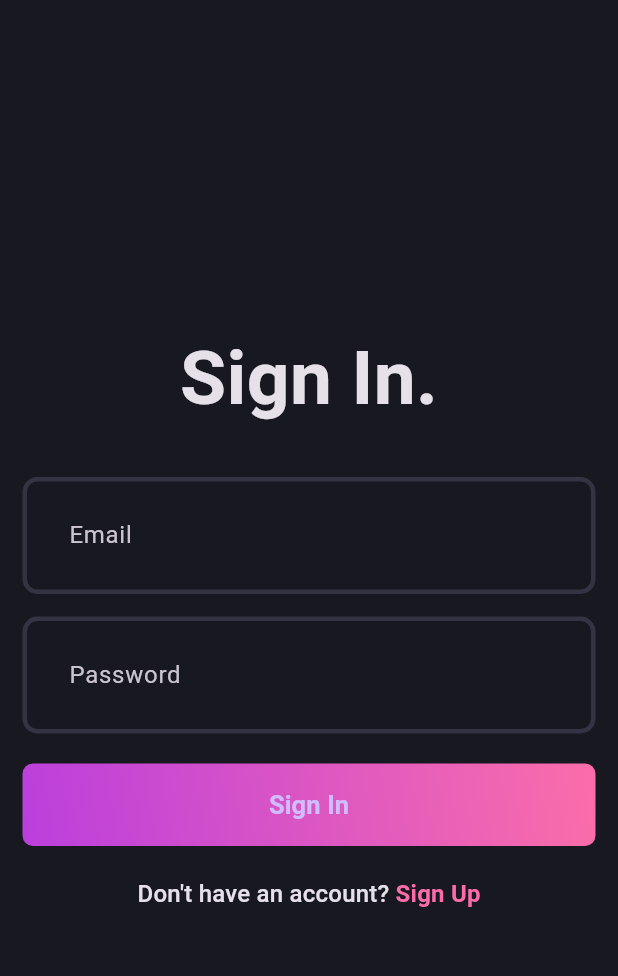
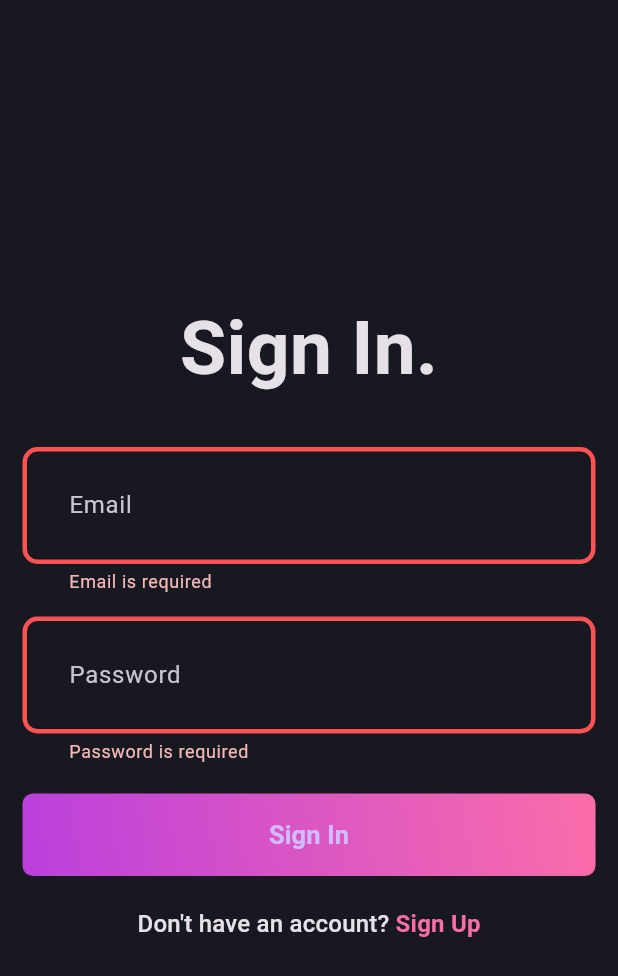
Before and after one commit to ThaeNandarSeint/Blog-App, a Flutter app: the screen it shows after launch, after a tap on "Sign In", on a phone screen of 412 x 824 dp. Shown: the top 976 px of the screen. Run offline on Flutter 3.47's test engine with Material 3 defaults, Android fonts, the phone set to English and light mode, and no system bars; our stand-ins replace flutter_bloc, flutter_dotenv, fpdart, get_it, supabase_flutter; accounts and stored records are empty.

Commit message:
login with state management

```diff
--- /dev/null
+++ b/lib/features/auth/data/models/user_model.dart
@@ -0,0 +1,13 @@
+import 'package:blog_app/features/auth/domain/entities/user.dart';
+
+class UserModel extends User {
+  UserModel({required super.id, required super.name, required super.email});
+
+  factory UserModel.fromJson(Map<String, dynamic> map) {
+    return UserModel(
+      id: map['id'] ?? '',
+      name: map['name'] ?? '',
+      email: map['email'] ?? '',
+    );
+  }
+}
--- /dev/null
+++ b/lib/features/auth/domain/entities/user.dart
@@ -0,0 +1,7 @@
+class User {
+  final String id;
+  final String name;
+  final String email;
+
+  User({required this.id, required this.name, required this.email});
+}
--- a/lib/features/auth/domain/repositories/auth_repository.dart
+++ b/lib/features/auth/domain/repositories/auth_repository.dart
@@ -1,14 +1,15 @@
+import 'package:blog_app/features/auth/domain/entities/user.dart';
 import 'package:fpdart/fpdart.dart';
 import 'package:blog_app/core/error/app_failure.dart';
 
 abstract interface class AuthRepository {
-  Future<Either<AppFailure, String>> register({
+  Future<Either<AppFailure, User>> register({
     required String name,
     required String email,
     required String password,
   });
 
-  Future<Either<AppFailure, String>> login({
+  Future<Either<AppFailure, User>> login({
     required String email,
     required String password,
   });
--- /dev/null
+++ b/lib/features/auth/domain/usecases/login.dart
@@ -0,0 +1,22 @@
+import 'package:blog_app/core/error/app_failure.dart';
+import 'package:blog_app/core/interfaces/usecase.dart';
+import 'package:blog_app/features/auth/domain/entities/user.dart';
+import 'package:blog_app/features/auth/domain/repositories/auth_repository.dart';
+import 'package:fpdart/fpdart.dart';
+
+class Login implements Usecase<User, LoginParams> {
+  final AuthRepository authRepository;
+  const Login(this.authRepository);
+
+  @override
+  Future<Either<AppFailure, User>> call(LoginParams params) {
+    return authRepository.login(email: params.email, password: params.password);
+  }
+}
+
+class LoginParams {
+  final String email;
+  final String password;
+
+  LoginParams({required this.email, required this.password});
+}
--- a/lib/features/auth/domain/usecases/register.dart
+++ b/lib/features/auth/domain/usecases/register.dart
@@ -1,14 +1,15 @@
 import 'package:blog_app/core/error/app_failure.dart';
 import 'package:blog_app/core/interfaces/usecase.dart';
+import 'package:blog_app/features/auth/domain/entities/user.dart';
 import 'package:blog_app/features/auth/domain/repositories/auth_repository.dart';
 import 'package:fpdart/fpdart.dart';
 
-class Register implements Usecase<String, RegisterParams> {
+class Register implements Usecase<User, RegisterParams> {
   final AuthRepository authRepository;
   const Register(this.authRepository);
 
   @override
-  Future<Either<AppFailure, String>> call(RegisterParams params) async {
+  Future<Either<AppFailure, User>> call(RegisterParams params) async {
     return await authRepository.register(
       name: params.name,
       email: params.email,
--- a/lib/features/auth/presentation/bloc/auth_bloc.dart
+++ b/lib/features/auth/presentation/bloc/auth_bloc.dart
@@ -1,3 +1,5 @@
+import 'package:blog_app/features/auth/domain/entities/user.dart';
+import 'package:blog_app/features/auth/domain/usecases/login.dart';
 import 'package:blog_app/features/auth/domain/usecases/register.dart';
 import 'package:flutter/material.dart';
 import 'package:flutter_bloc/flutter_bloc.dart';
@@ -7,11 +9,18 @@ part 'auth_state.dart';
 
 class AuthBloc extends Bloc<AuthEvent, AuthState> {
   final Register _register;
+  final Login _login;
 
-  AuthBloc({required Register register})
+  AuthBloc({required Register register, required Login login})
     : _register = register,
+      _login = login,
       super(AuthInitial()) {
-    on<AuthRegister>((event, emit) async {
+    on<AuthRegister>(_onRegister);
+    on<AuthLogin>(_onLogin);
+  }
+
+  void _onRegister(AuthRegister event, Emitter<AuthState> emit) async {
+    emit(AuthLoading());
     final res = await _register(
       RegisterParams(
         name: event.name,
@@ -21,8 +30,18 @@ class AuthBloc extends Bloc<AuthEvent, AuthState> {
     );
     res.fold(
       (error) => emit(AuthFailure(message: error.message)),
-        (result) => emit(AuthSuccess(uid: result)),
+      (result) => emit(AuthSuccess(user: result)),
     );
-    });
+  }
+
+  void _onLogin(AuthLogin event, Emitter<AuthState> emit) async {
+    emit(AuthLoading());
+    final res = await _login(
+      LoginParams(email: event.email, password: event.password),
+    );
+    res.fold(
+      (error) => emit(AuthFailure(message: error.message)),
+      (result) => emit(AuthSuccess(user: result)),
+    );
   }
 }
--- a/lib/features/auth/presentation/bloc/auth_event.dart
+++ b/lib/features/auth/presentation/bloc/auth_event.dart
@@ -14,3 +14,10 @@ final class AuthRegister extends AuthEvent {
     required this.password,
   });
 }
+
+final class AuthLogin extends AuthEvent {
+  final String email;
+  final String password;
+
+  AuthLogin({required this.email, required this.password});
+}
--- a/lib/features/auth/presentation/bloc/auth_state.dart
+++ b/lib/features/auth/presentation/bloc/auth_state.dart
@@ -10,8 +10,8 @@ final class AuthInitial extends AuthState {}
 final class AuthLoading extends AuthState {}
 
 final class AuthSuccess extends AuthState {
-  final String uid;
-  const AuthSuccess({required this.uid});
+  final User user;
+  const AuthSuccess({required this.user});
 }
 
 final class AuthFailure extends AuthState {
--- a/lib/features/auth/presentation/pages/login_page.dart
+++ b/lib/features/auth/presentation/pages/login_page.dart
@@ -1,8 +1,12 @@
+import 'package:blog_app/core/common/widgets/loader.dart';
 import 'package:blog_app/core/theme/app_pallete.dart';
+import 'package:blog_app/core/utils/show_snackbar.dart';
 import 'package:blog_app/core/widgets/custom_text_field.dart';
 import 'package:blog_app/core/widgets/gradient_button.dart';
+import 'package:blog_app/features/auth/presentation/bloc/auth_bloc.dart';
 import 'package:blog_app/features/auth/presentation/pages/register_page.dart';
 import 'package:flutter/material.dart';
+import 'package:flutter_bloc/flutter_bloc.dart';
 
 class LoginPage extends StatefulWidget {
   const LoginPage({super.key});
@@ -30,7 +34,17 @@ class _LoginPageState extends State<LoginPage> {
     return Scaffold(
       body: Padding(
         padding: const EdgeInsets.all(15.0),
-        child: Form(
+        child: BlocConsumer<AuthBloc, AuthState>(
+          listener: (context, state) {
+            if (state is AuthFailure) {
+              showSnackBar(context, state.message);
+            }
+          },
+          builder: (context, state) {
+            if (state is AuthLoading) {
+              return const Loader();
+            }
+            return Form(
               key: formKey,
               child: Column(
                 mainAxisAlignment: MainAxisAlignment.center,
@@ -40,7 +54,10 @@ class _LoginPageState extends State<LoginPage> {
                     style: TextStyle(fontSize: 50, fontWeight: FontWeight.bold),
                   ),
                   const SizedBox(height: 30),
-              CustomTextField(hintText: 'Email', controller: emailController),
+                  CustomTextField(
+                    hintText: 'Email',
+                    controller: emailController,
+                  ),
                   const SizedBox(height: 15),
                   CustomTextField(
                     hintText: 'Password',
@@ -48,7 +65,19 @@ class _LoginPageState extends State<LoginPage> {
                     isObscureText: true,
                   ),
                   const SizedBox(height: 20),
-              GradientButton(buttonText: "Sign In", onTap: () {}),
+                  GradientButton(
+                    buttonText: "Sign In",
+                    onTap: () {
+                      if (formKey.currentState!.validate()) {
+                        context.read<AuthBloc>().add(
+                          AuthLogin(
+                            email: emailController.text.trim(),
+                            password: passwordController.text.trim(),
+                          ),
+                        );
+                      }
+                    },
+                  ),
                   const SizedBox(height: 20),
                   GestureDetector(
                     onTap: () {
@@ -72,6 +101,8 @@ class _LoginPageState extends State<LoginPage> {
                   ),
                 ],
               ),
+            );
+          },
         ),
       ),
     );
--- a/lib/init_dependencies.dart
+++ b/lib/init_dependencies.dart
@@ -1,6 +1,7 @@
 import 'package:blog_app/features/auth/data/data_sources/auth_remote_data_source.dart';
 import 'package:blog_app/features/auth/data/repositories/auth_repository_impl.dart';
 import 'package:blog_app/features/auth/domain/repositories/auth_repository.dart';
+import 'package:blog_app/features/auth/domain/usecases/login.dart';
 import 'package:blog_app/features/auth/domain/usecases/register.dart';
 import 'package:blog_app/features/auth/presentation/bloc/auth_bloc.dart';
 import 'package:flutter_dotenv/flutter_dotenv.dart';
@@ -25,8 +26,11 @@ void _initAuth() {
   serviceLocator.registerFactory<AuthRepository>(
     () => AuthRepositoryImpl(serviceLocator()),
   );
+
   serviceLocator.registerFactory(() => Register(serviceLocator()));
+  serviceLocator.registerFactory(() => Login(serviceLocator()));
+
   serviceLocator.registerLazySingleton(
-    () => AuthBloc(register: serviceLocator()),
+    () => AuthBloc(register: serviceLocator(), login: serviceLocator()),
   );
 }
```
Also changed, not shown: lib/core/common/widgets/loader.dart (added, +10 -0 lines), lib/core/utils/show_snackbar.dart (added, +7 -0 lines), lib/features/auth/data/data_sources/auth_remote_data_source.dart (+22 -7 lines), lib/features/auth/data/repositories/auth_repository_impl.dart (+21 -9 lines), lib/features/auth/presentation/pages/register_page.dart (+19 -2 lines). Lines whose indentation alone changed are shown as unchanged.
